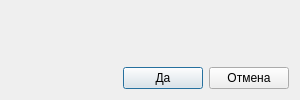
This is dialogwindow.ui in eugeen3/FileManager as Qt 5 draws it before an edit. The edited form follows.
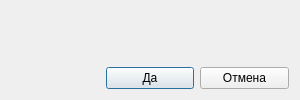
This is the edited form.

Commit message: finish rename and dialog window

What changed in the file:
```diff
--- a/dialogwindow.ui
+++ b/dialogwindow.ui
@@ -18,51 +18,40 @@
   </property>
   <property name="maximumSize">
    <size>
-    <width>300</width>
+    <width>111111</width>
     <height>100</height>
    </size>
   </property>
   <property name="windowTitle">
    <string>FileManager</string>
   </property>
-  <layout class="QVBoxLayout" name="verticalLayout">
-   <item>
-    <widget class="QLabel" name="message">
-     <property name="text">
-      <string/>
-     </property>
-    </widget>
-   </item>
-   <item>
-    <layout class="QHBoxLayout" name="horizontalLayout">
-     <item>
-      <spacer name="horizontalSpacer">
-       <property name="orientation">
-        <enum>Qt::Horizontal</enum>
-       </property>
-       <property name="sizeHint" stdset="0">
-        <size>
-         <width>40</width>
-         <height>20</height>
-        </size>
-       </property>
-      </spacer>
-     </item>
-     <item>
+  <layout class="QGridLayout" name="mainLayout">
+   <item row="2" column="1">
       <widget class="QPushButton" name="yesButton">
        <property name="text">
         <string>Да</string>
        </property>
       </widget>
      </item>
-     <item>
+   <item row="2" column="2">
       <widget class="QPushButton" name="cancelButton">
        <property name="text">
         <string>Отмена</string>
        </property>
       </widget>
      </item>
-    </layout>
+   <item row="0" column="0" colspan="2">
+    <widget class="QLabel" name="message">
+     <property name="sizePolicy">
+      <sizepolicy hsizetype="Expanding" vsizetype="Preferred">
+       <horstretch>0</horstretch>
+       <verstretch>0</verstretch>
+      </sizepolicy>
+     </property>
+     <property name="text">
+      <string/>
+     </property>
+    </widget>
    </item>
   </layout>
  </widget>
```
Lines whose indentation alone changed are shown as unchanged. The commit also changes 5 other files.
